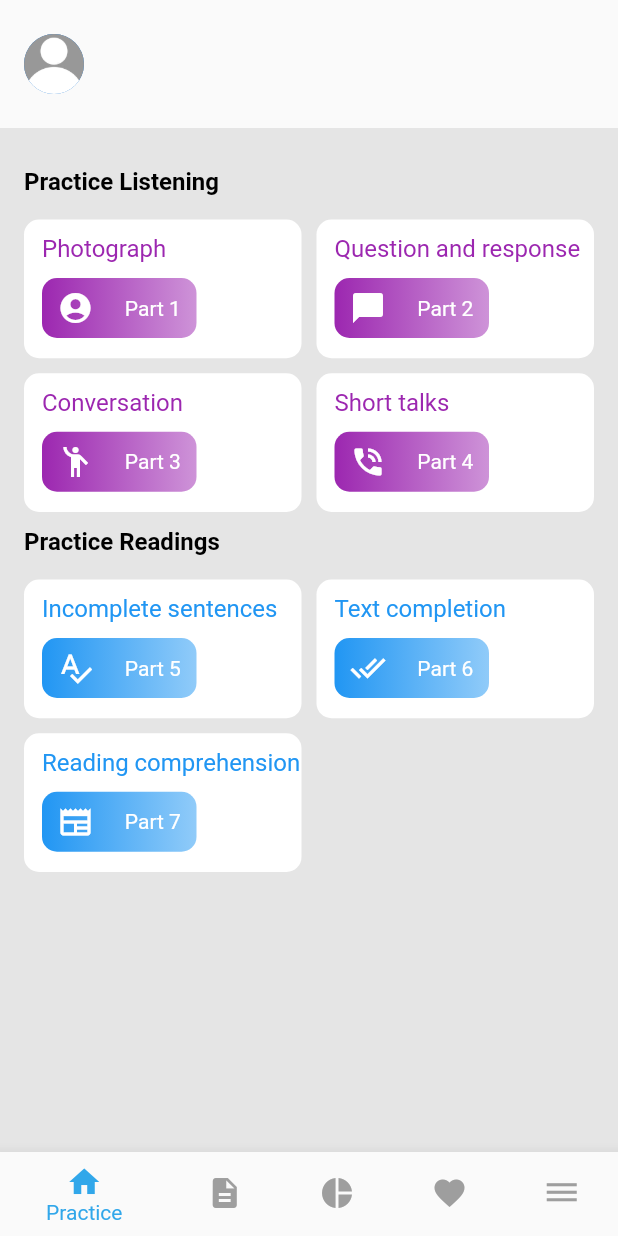
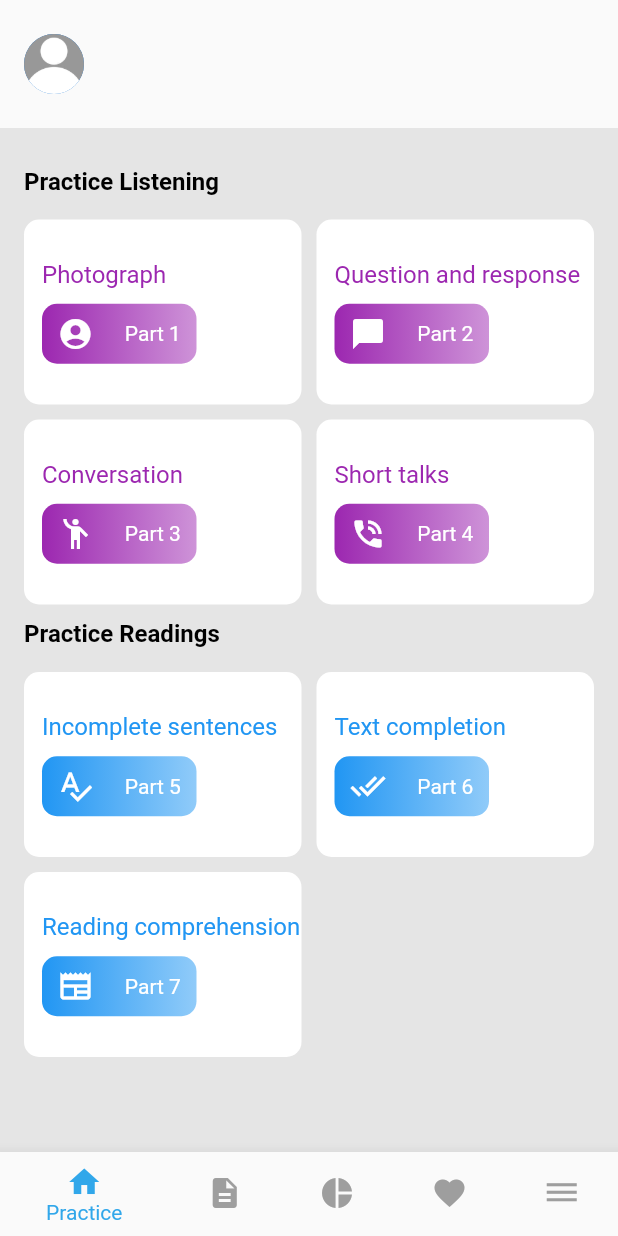
Before and after one commit to hopeman1102/tutoring-english-app, a Flutter app: the HomeScreen screen opened directly, on a phone screen of 412 x 824 dp. Run offline on Flutter 3.47's test engine with Material 2 defaults, Android fonts, the light colour scheme and no system bars; our stand-ins replace audioplayers, awesome_dialog, cached_network_image, cloud_firestore, custom_radio_grouped_button, firebase_auth and 9 more; accounts and stored records are empty; project files that could hold a hidden picture were left out.

Commit message:
Fix Size

```diff
--- a/lib/widgets/home/practices/body_practice.dart
+++ b/lib/widgets/home/practices/body_practice.dart
@@ -13,6 +13,9 @@ class ExpansionPanelCustomAnswers extends StatelessWidget {
       : super(key: key);
 
   bool isIncludeNumber(String s) {
+    if (s.isEmpty) {
+      return false;
+    }
     String checkString = s.substring(0, 3);
     if (checkString.contains(RegExp(r'[0-9]'))) {
       return true;
--- a/lib/widgets/home/practices/list_practice_card.dart
+++ b/lib/widgets/home/practices/list_practice_card.dart
@@ -16,7 +16,7 @@ class ListPracticeCard extends StatelessWidget {
     return SliverGrid(
       gridDelegate: const SliverGridDelegateWithFixedCrossAxisCount(
         crossAxisCount: 2,
-        childAspectRatio: 2,
+        childAspectRatio: 1.5,
         crossAxisSpacing: 10,
         mainAxisSpacing: 10,
       ),
--- a/lib/widgets/home/practices/practice_card.dart
+++ b/lib/widgets/home/practices/practice_card.dart
@@ -21,14 +21,13 @@ class PracticeCard extends StatelessWidget {
         Get.to(PracticeSelectionScreen(practice: practice));
       },
       child: Container(
-        height: 50,
-        width: deviceSize * 0.47,
         decoration: BoxDecoration(
             color: Colors.white, borderRadius: BorderRadius.circular(10)),
         child: Padding(
           padding: const EdgeInsets.only(left: kDefaultPadding * 1.5),
           child: Column(
             crossAxisAlignment: CrossAxisAlignment.start,
+            mainAxisAlignment: MainAxisAlignment.center,
             children: [
               verticalSpaceSmall,
               Text(
--- a/lib/widgets/home/vocabulary/document_container.dart
+++ b/lib/widgets/home/vocabulary/document_container.dart
@@ -26,7 +26,7 @@ class DocumentContainer extends StatelessWidget {
     Size screenSize = MediaQuery.of(context).size;
     final double categoryHeight = screenSize.height * 0.25 - 60;
     final double containerWidth = screenSize.width * 0.4;
-    final double pointWidth = containerWidth * 0.67;
+    final double pointWidth = containerWidth * 0.9;
     final VocabularyProvider _vocabularyProvider =
         Provider.of<VocabularyProvider>(context);
     return Container(
--- a/lib/widgets/home/vocabulary/document_point.dart
+++ b/lib/widgets/home/vocabulary/document_point.dart
@@ -16,7 +16,7 @@ class DocumentPoint extends StatelessWidget {
       child: Padding(
         padding: const EdgeInsets.symmetric(horizontal: 8.0, vertical: 4.0),
         child: Row(
-          mainAxisAlignment: MainAxisAlignment.start,
+          mainAxisAlignment: MainAxisAlignment.center,
           children: [
             const Icon(
               Icons.check_circle_rounded,
--- a/lib/widgets/home/vocabulary/word_favorite_item.dart
+++ b/lib/widgets/home/vocabulary/word_favorite_item.dart
@@ -62,7 +62,7 @@ class WordFavoriteItem extends StatelessWidget {
                                   ),
                                   SizedBox(width: 4),
                                   SizedBox(
-                                    width: screenSize.width * 0.75,
+                                    width: screenSize.width * 0.7,
                                     child: Text(favoriteWord.meaning!,
                                         overflow: TextOverflow.ellipsis,
                                         maxLines: 1,
--- a/lib/widgets/home/vocabulary/word_item.dart
+++ b/lib/widgets/home/vocabulary/word_item.dart
@@ -89,7 +89,7 @@ class _WordItemState extends State<WordItem> {
                                   ),
                                   SizedBox(width: 4),
                                   SizedBox(
-                                    width: screenSize.width * 0.6,
+                                    width: screenSize.width * 0.5,
                                     child: Text(widget.word.meaning!,
                                         overflow: TextOverflow.ellipsis,
                                         maxLines: 1,
```
